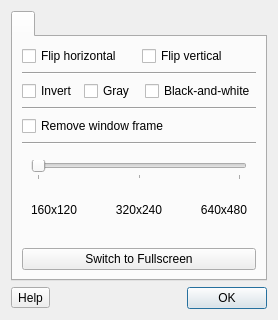
Qt form src/camera/camerasettingsdialog.ui (vkohaupt/vokoscreenNG) before a commit.
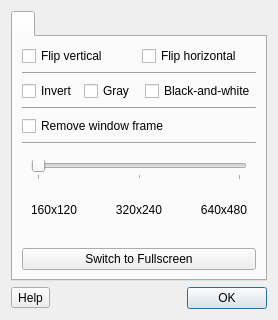
The same form after that commit.

Patch:
```diff
--- a/src/camera/camerasettingsdialog.ui
+++ b/src/camera/camerasettingsdialog.ui
@@ -33,16 +33,16 @@
        <item>
         <layout class="QHBoxLayout" name="horizontalLayout_12">
          <item>
-          <widget class="QCheckBox" name="checkBoxCameraMirrorHorizontal">
+          <widget class="QCheckBox" name="checkBoxCameraMirrorVertical">
            <property name="text">
-            <string>Flip horizontal</string>
+            <string>Flip vertical</string>
            </property>
           </widget>
          </item>
          <item>
-          <widget class="QCheckBox" name="checkBoxCameraMirrorVertical">
+          <widget class="QCheckBox" name="checkBoxCameraMirrorHorizontal">
            <property name="text">
-            <string>Flip vertical</string>
+            <string>Flip horizontal</string>
            </property>
           </widget>
          </item>
```
